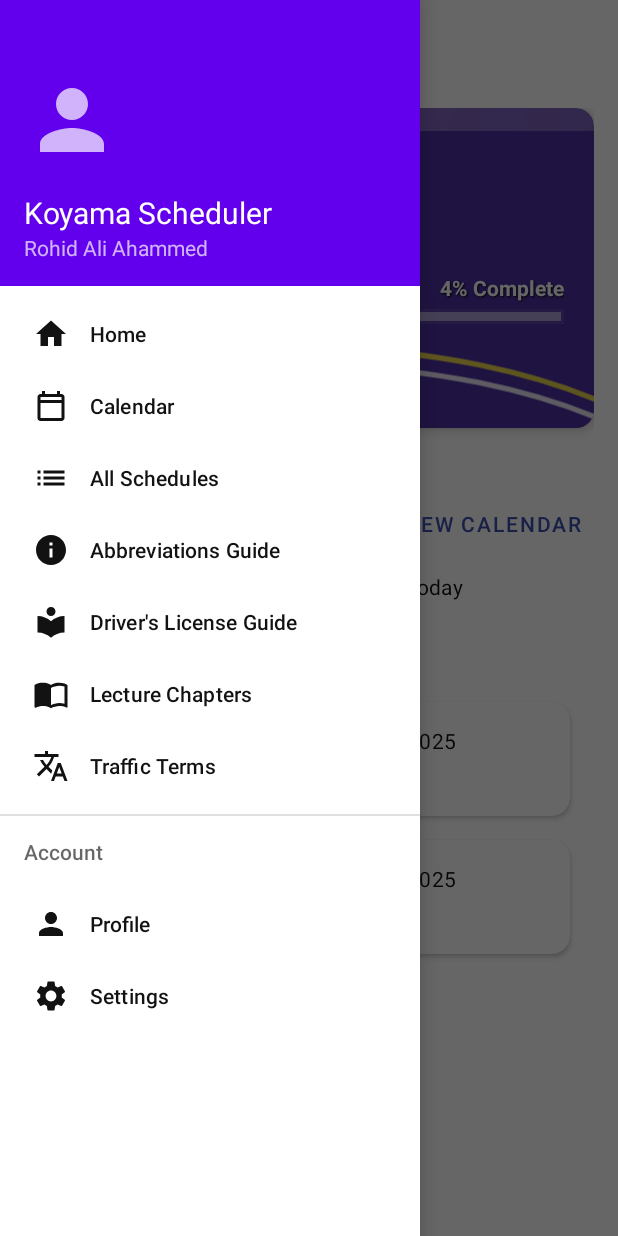
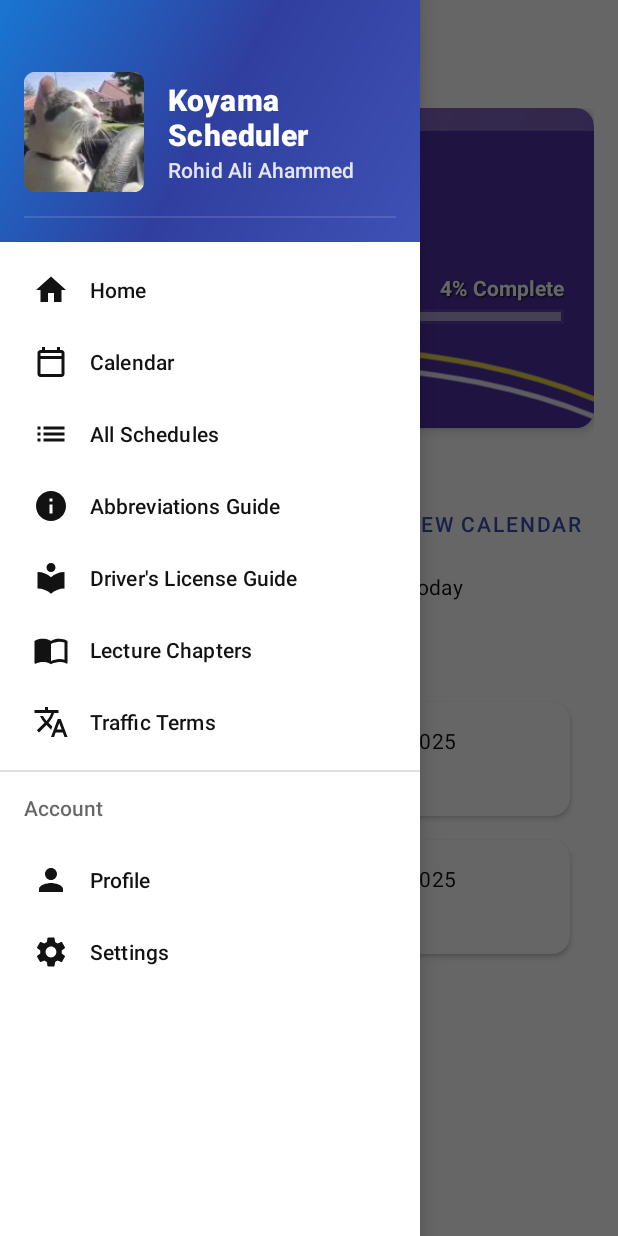
Before and after one commit to ahammedrohit/koyama-scheduler, an Android app: the screen it shows after launch (MainActivity), with the side drawer open, on a phone screen of 412 x 824 dp. Run offline under Robolectric (Android 15) with nearby library versions, the phone set to English and light mode, and no system bars; our stand-ins replace Room's generated code; 1 statement that could not run was skipped.

Commit message:
nav header fixed

```diff
--- /dev/null
+++ b/app/src/main/res/drawable/app_icon_background.xml
@@ -0,0 +1,9 @@
+<?xml version="1.0" encoding="utf-8"?>
+<shape xmlns:android="http://schemas.android.com/apk/res/android"
+    android:shape="oval">
+    <solid android:color="#00000000" />
+    <stroke
+        android:width="1dp"
+        android:color="@color/white"
+        android:alpha="0.3" />
+</shape>
--- a/app/src/main/res/drawable/nav_header_background.xml
+++ b/app/src/main/res/drawable/nav_header_background.xml
@@ -3,8 +3,8 @@
     android:shape="rectangle">
     <gradient
         android:angle="135"
-        android:startColor="#3949AB"
-        android:centerColor="#5E35B1"
-        android:endColor="#7B1FA2"
+        android:startColor="@color/primary"
+        android:centerColor="@color/primary_variant"
+        android:endColor="@color/colorPrimaryDark"
         android:type="linear" />
 </shape>
--- a/app/src/main/res/layout/nav_header_main.xml
+++ b/app/src/main/res/layout/nav_header_main.xml
@@ -1,8 +1,9 @@
 <?xml version="1.0" encoding="utf-8"?>
 <LinearLayout xmlns:android="http://schemas.android.com/apk/res/android"
+    xmlns:app="http://schemas.android.com/apk/res-auto"
     android:layout_width="match_parent"
     android:layout_height="wrap_content"
-    android:background="@color/purple_500"
+    android:background="@drawable/nav_header_background"
     android:gravity="bottom"
     android:orientation="vertical"
     android:paddingLeft="16dp"
@@ -11,25 +12,49 @@
     android:paddingBottom="16dp"
     android:theme="@style/ThemeOverlay.AppCompat.Dark">
 
+    <LinearLayout
+        android:layout_width="match_parent"
+        android:layout_height="wrap_content"
+        android:orientation="horizontal"
+        android:gravity="center_vertical">
+
         <ImageView
             android:id="@+id/imageView"
-        android:layout_width="64dp"
-        android:layout_height="64dp"
-        android:contentDescription="Profile picture"
-        android:src="@drawable/profile_placeholder" />
+            android:layout_width="80dp"
+            android:layout_height="80dp"
+            android:contentDescription="@string/app_name"
+            android:src="@mipmap/ic_launcher" />
+
+        <LinearLayout
+            android:layout_width="match_parent"
+            android:layout_height="wrap_content"
+            android:orientation="vertical"
+            android:layout_marginStart="16dp">
 
             <TextView
                 android:layout_width="match_parent"
                 android:layout_height="wrap_content"
-        android:paddingTop="16dp"
                 android:text="Koyama Scheduler"
-        android:textAppearance="@style/TextAppearance.AppCompat.Body1"
-        android:textSize="20sp" />
+                android:textAppearance="@style/TextAppearance.MaterialComponents.Headline6"
+                android:textColor="@color/white"
+                android:textStyle="bold" />
 
             <TextView
-        android:id="@+id/textView"
+                android:id="@+id/text_user_name"
                 android:layout_width="wrap_content"
                 android:layout_height="wrap_content"
-        android:text="Rohid Ali Ahammed" />
+                android:text="Rohid Ali Ahammed"
+                android:textAppearance="@style/TextAppearance.MaterialComponents.Subtitle2"
+                android:textColor="@color/white"
+                android:alpha="0.87" />
+        </LinearLayout>
+    </LinearLayout>
+
+    <View
+        android:layout_width="match_parent"
+        android:layout_height="1dp"
+        android:layout_marginTop="16dp"
+        android:background="@color/white"
+        android:alpha="0.12" />
 
 </LinearLayout>
```
Lines whose indentation alone changed are shown as unchanged.
